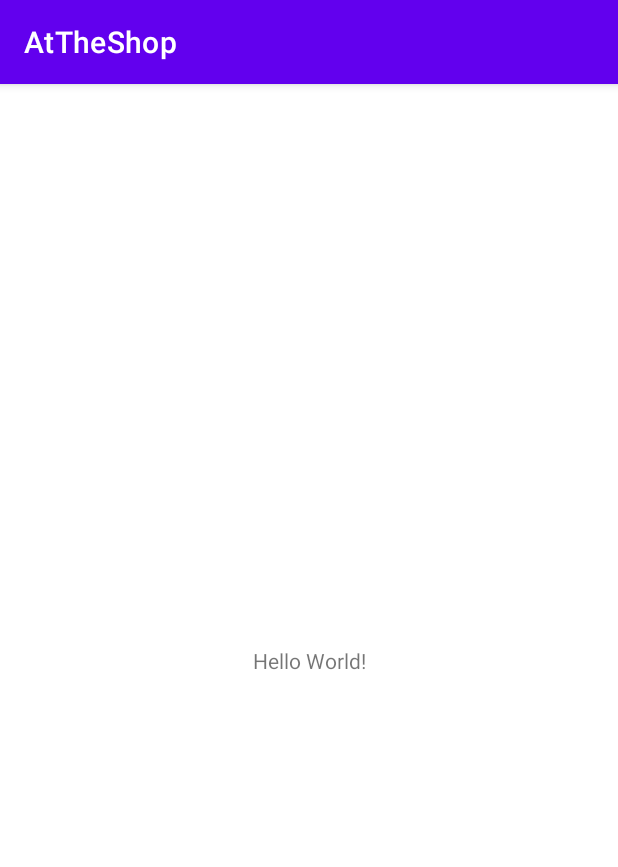
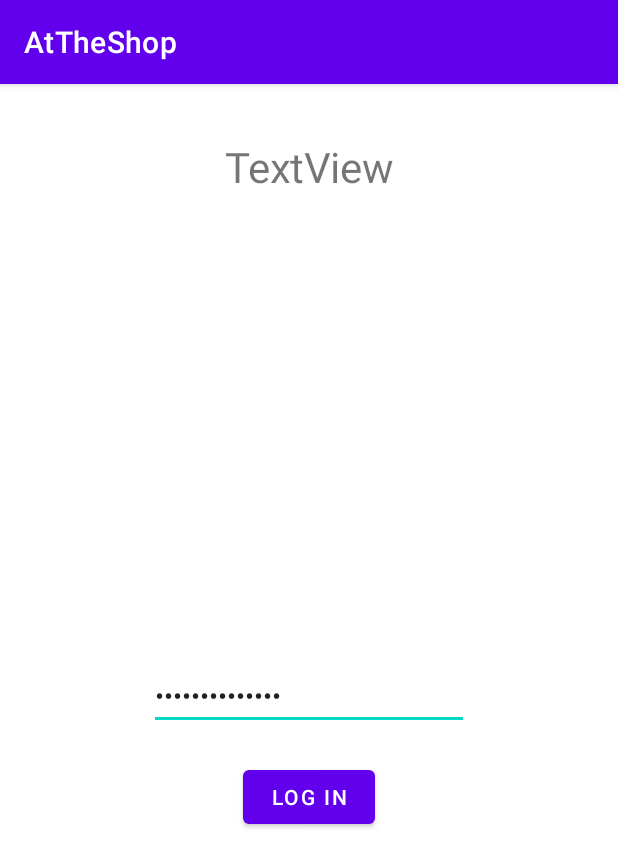
Before and after one commit to Jejak-14/AtTheShop, an Android app: the screen it shows after launch (MainActivity), on a phone screen of 412 x 824 dp. Shown: the top 867 px of the screen. Run offline under Robolectric (Android 15) with nearby library versions, the phone set to English and light mode, and no system bars.

Commit message:
Tsk test

```diff
--- a/app/src/main/res/layout/activity_main.xml
+++ b/app/src/main/res/layout/activity_main.xml
@@ -7,12 +7,40 @@
     tools:context=".MainActivity">
 
     <TextView
+        android:id="@+id/Velkommen"
         android:layout_width="wrap_content"
         android:layout_height="wrap_content"
-        android:text="Hello World!"
+        android:scaleX="2"
+        android:scaleY="2"
+        android:text="TextView"
         app:layout_constraintBottom_toBottomOf="parent"
-        app:layout_constraintLeft_toLeftOf="parent"
-        app:layout_constraintRight_toRightOf="parent"
-        app:layout_constraintTop_toTopOf="parent" />
+        app:layout_constraintEnd_toEndOf="parent"
+        app:layout_constraintStart_toStartOf="parent"
+        app:layout_constraintTop_toTopOf="parent"
+        app:layout_constraintVertical_bias="0.060000002"
+        tools:text="Velkommen" />
 
+    <Button
+        android:id="@+id/LogIn"
+        android:layout_width="wrap_content"
+        android:layout_height="wrap_content"
+        android:text="Log In"
+        app:layout_constraintBottom_toBottomOf="parent"
+        app:layout_constraintEnd_toEndOf="parent"
+        app:layout_constraintStart_toStartOf="parent"
+        app:layout_constraintTop_toBottomOf="@+id/Velkommen"
+        app:layout_constraintVertical_bias="0.59000003" />
+
+    <EditText
+        android:id="@+id/PassWord"
+        android:layout_width="wrap_content"
+        android:layout_height="wrap_content"
+        android:ems="10"
+        android:inputType="textPassword"
+        android:text="Enter Password"
+        app:layout_constraintBottom_toTopOf="@+id/LogIn"
+        app:layout_constraintEnd_toEndOf="parent"
+        app:layout_constraintStart_toStartOf="parent"
+        app:layout_constraintTop_toBottomOf="@+id/Velkommen"
+        app:layout_constraintVertical_bias="0.94" />
 </androidx.constraintlayout.widget.ConstraintLayout>
```
